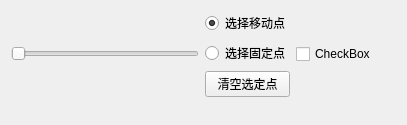
Qt form window.ui (chenjx1005/meshpuppetry) before a commit.
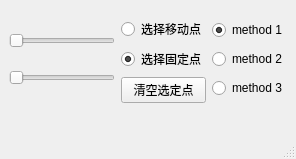
The same form after that commit.

Diff of the .ui file:
```diff
--- a/window.ui
+++ b/window.ui
@@ -1,26 +1,34 @@
 <?xml version="1.0" encoding="UTF-8"?>
 <ui version="4.0">
- <class>Window</class>
- <widget class="QWidget" name="Window">
+ <class>MainWindow</class>
+ <widget class="QMainWindow" name="MainWindow">
   <property name="geometry">
    <rect>
     <x>0</x>
     <y>0</y>
-    <width>407</width>
-    <height>114</height>
+    <width>296</width>
+    <height>159</height>
    </rect>
   </property>
   <property name="windowTitle">
    <string>Armadillo</string>
   </property>
-  <layout class="QHBoxLayout" name="horizontalLayout_3">
+  <widget class="QWidget" name="centralwidget">
+   <layout class="QVBoxLayout" name="verticalLayout_4">
    <item>
-    <layout class="QHBoxLayout" name="horizontalLayout_2">
-     <item>
-      <layout class="QVBoxLayout" name="verticalLayout">
+     <layout class="QVBoxLayout" name="verticalLayout_3">
        <item>
         <layout class="QHBoxLayout" name="horizontalLayout">
          <item>
+         <layout class="QVBoxLayout" name="verticalLayout_2">
+          <item>
+           <widget class="QSlider" name="horizontalSlider_2">
+            <property name="orientation">
+             <enum>Qt::Horizontal</enum>
+            </property>
+           </widget>
+          </item>
+          <item>
           <widget class="QSlider" name="horizontalSlider">
            <property name="maximum">
             <number>100</number>
@@ -33,6 +41,8 @@
            </property>
           </widget>
          </item>
+         </layout>
+        </item>
          <item>
           <layout class="QVBoxLayout" name="verticalLayout1">
            <item>
@@ -44,8 +54,11 @@
               <string>选择移动点</string>
              </property>
              <property name="checked">
-              <bool>true</bool>
-             </property>
+             <bool>false</bool>
+            </property>
+            <attribute name="buttonGroup">
+             <string notr="true">buttonGroup</string>
+            </attribute>
             </widget>
            </item>
            <item>
@@ -54,8 +67,11 @@
               <string>选择固定点</string>
              </property>
              <property name="checked">
-              <bool>false</bool>
-             </property>
+             <bool>true</bool>
+            </property>
+            <attribute name="buttonGroup">
+             <string notr="true">buttonGroup</string>
+            </attribute>
             </widget>
            </item>
            <item>
@@ -68,11 +84,41 @@
           </layout>
          </item>
          <item>
-          <widget class="QCheckBox" name="checkBox">
+         <layout class="QVBoxLayout" name="verticalLayout">
+          <item>
+           <widget class="QRadioButton" name="radioButton_3">
            <property name="text">
-            <string>CheckBox</string>
-           </property>
-          </widget>
+             <string>method 1</string>
+            </property>
+            <property name="checked">
+             <bool>true</bool>
+            </property>
+            <attribute name="buttonGroup">
+             <string notr="true">buttonGroup_2</string>
+            </attribute>
+           </widget>
+          </item>
+          <item>
+           <widget class="QRadioButton" name="radioButton_4">
+            <property name="text">
+             <string>method 2</string>
+            </property>
+            <attribute name="buttonGroup">
+             <string notr="true">buttonGroup_2</string>
+            </attribute>
+           </widget>
+          </item>
+          <item>
+           <widget class="QRadioButton" name="radioButton_5">
+            <property name="text">
+             <string>method 3</string>
+            </property>
+            <attribute name="buttonGroup">
+             <string notr="true">buttonGroup_2</string>
+            </attribute>
+           </widget>
+          </item>
+         </layout>
          </item>
         </layout>
        </item>
@@ -91,22 +137,27 @@
        </item>
       </layout>
      </item>
-     <item>
-      <spacer name="verticalSpacer">
-       <property name="orientation">
-        <enum>Qt::Vertical</enum>
-       </property>
-       <property name="sizeHint" stdset="0">
-        <size>
-         <width>20</width>
-         <height>40</height>
-        </size>
-       </property>
-      </spacer>
-     </item>
-    </layout>
-   </item>
-  </layout>
+   </layout>
+   <zorder></zorder>
+   <zorder>horizontalSpacer</zorder>
+   <zorder>radioButton_3</zorder>
+   <zorder>radioButton_4</zorder>
+   <zorder>radioButton_5</zorder>
+   <zorder>horizontalSlider_2</zorder>
+   <zorder>radioButton_3</zorder>
+   <zorder>radioButton_3</zorder>
+  </widget>
+  <widget class="QMenuBar" name="menubar">
+   <property name="geometry">
+    <rect>
+     <x>0</x>
+     <y>0</y>
+     <width>296</width>
+     <height>23</height>
+    </rect>
+   </property>
+  </widget>
+  <widget class="QStatusBar" name="statusbar"/>
  </widget>
  <resources/>
  <connections/>
```
Left out of the diff: 6 changed lines with no effect on the pictures. Lines whose indentation alone changed are shown as unchanged.
